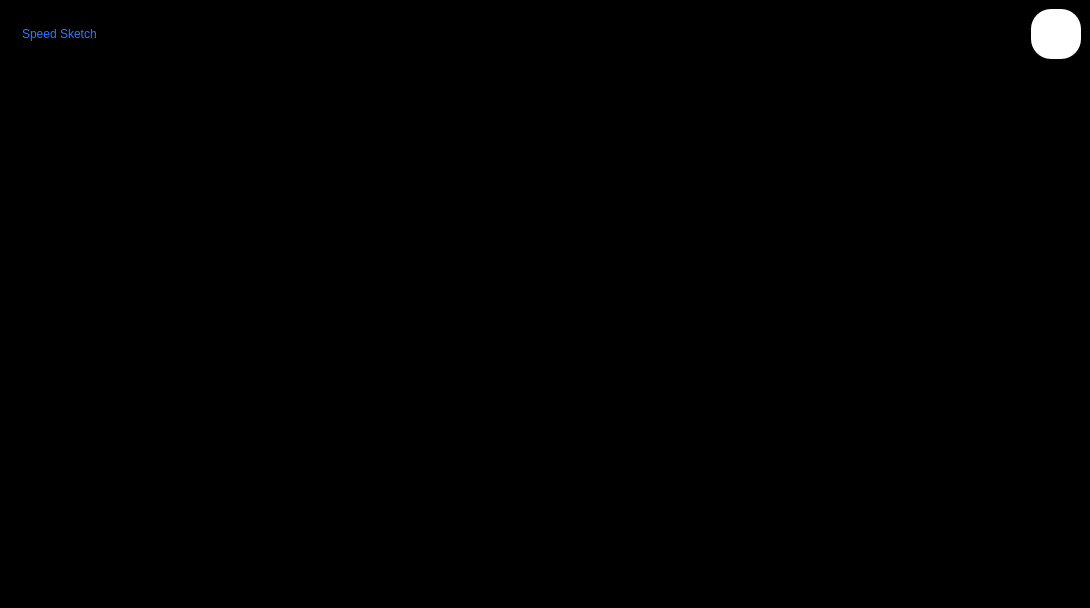
This is ui/containerForm.ui in alfphy/drawing_game as Qt 5 draws it before an edit. The edited form follows.
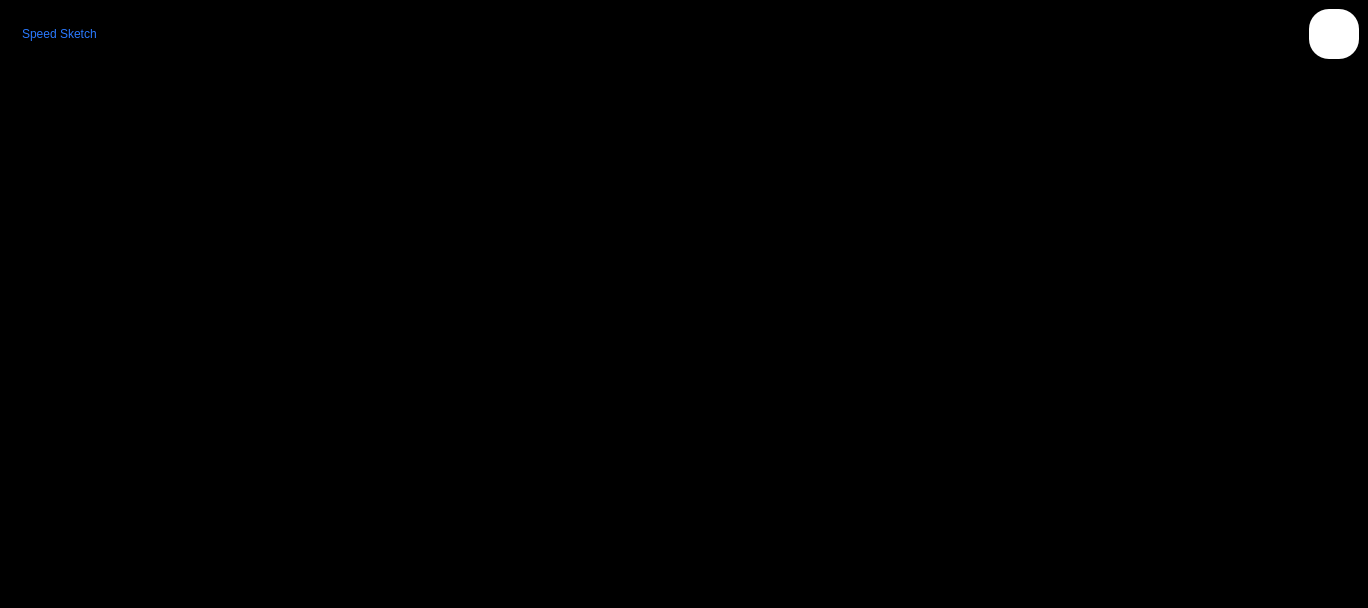
This is the edited form. Icons and pictures are not drawn.

The edit to the form file:
```diff
--- a/ui/containerForm.ui
+++ b/ui/containerForm.ui
@@ -6,7 +6,7 @@
    <rect>
     <x>0</x>
     <y>0</y>
-    <width>1090</width>
+    <width>1368</width>
     <height>608</height>
    </rect>
   </property>
```
